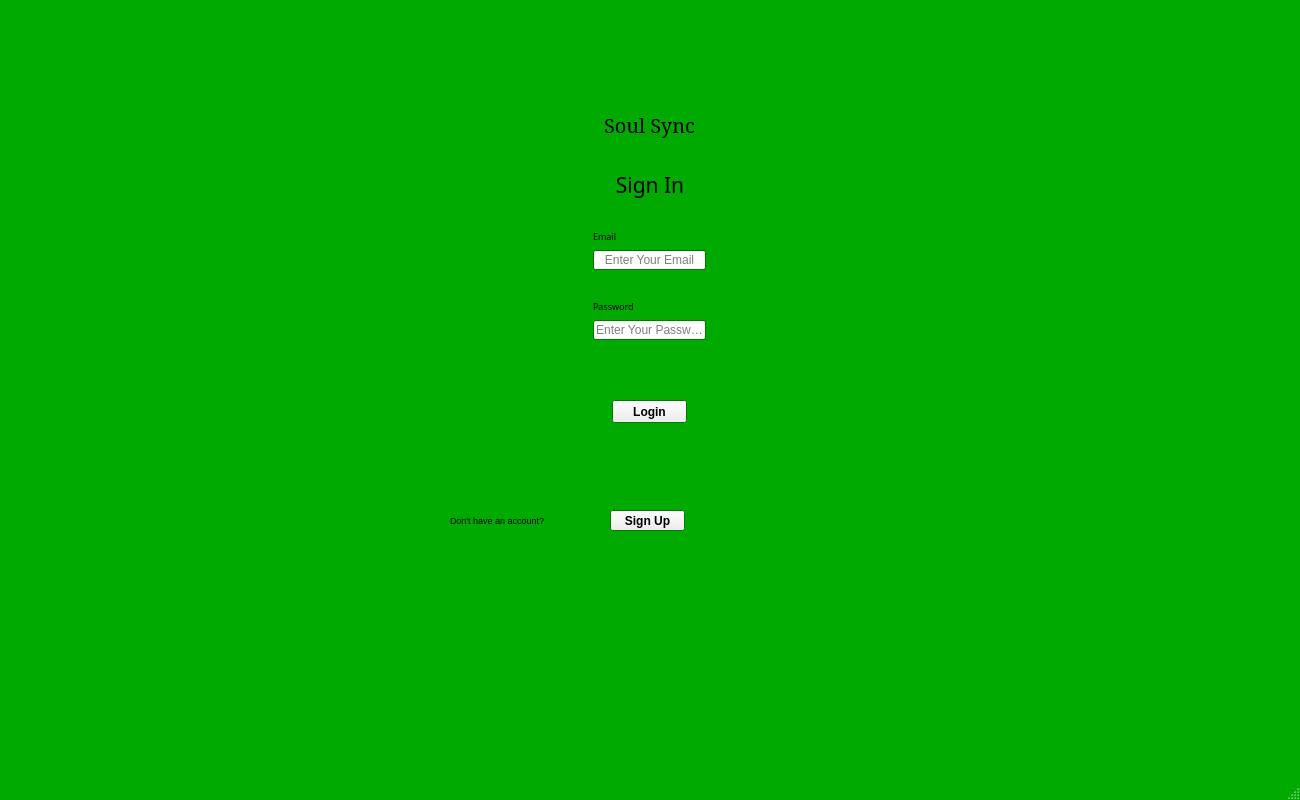
Above: All_Files/view/UI files/login.ui from LungoweA/SoulSync before the change. Below: the same form after it.
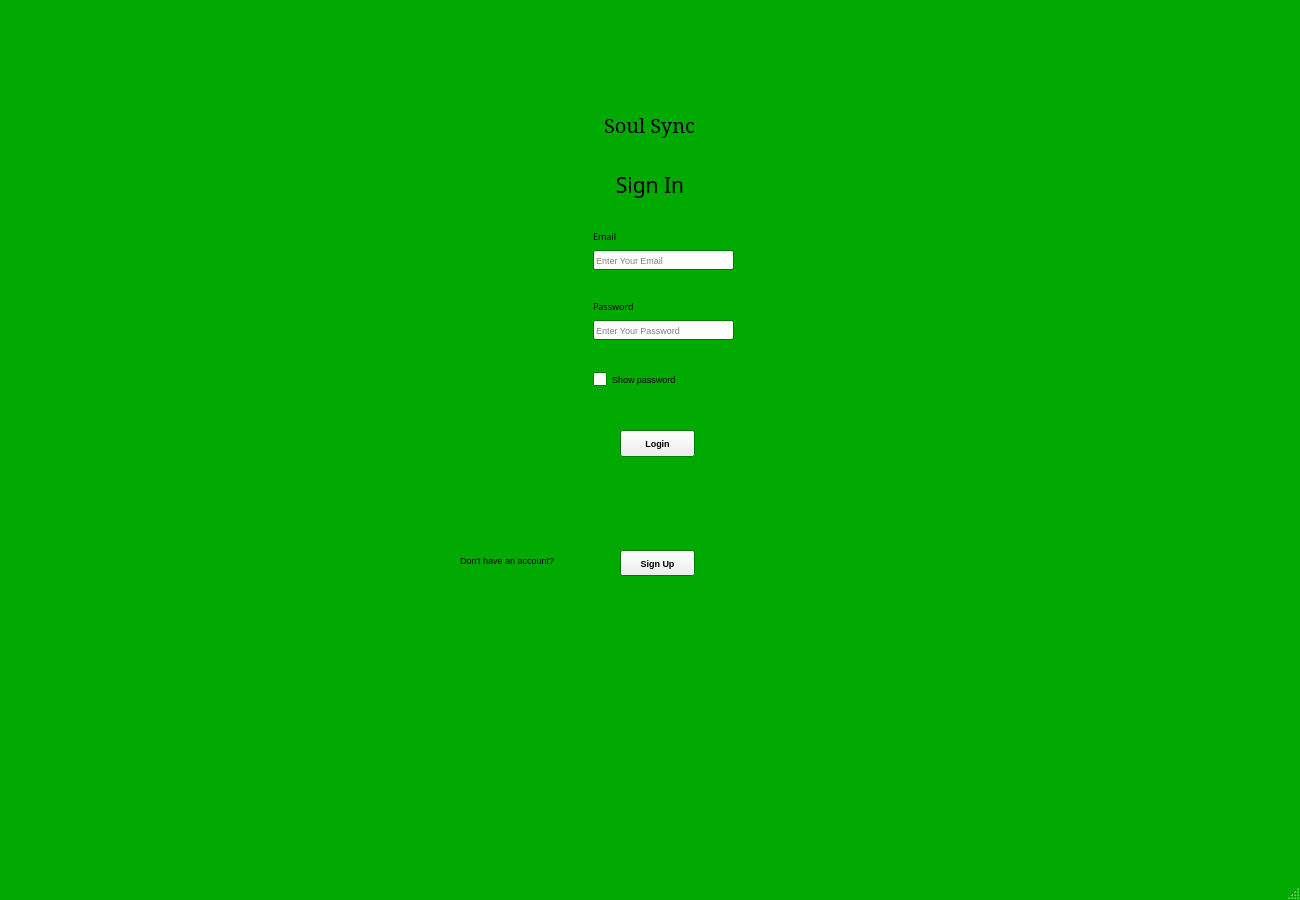
That is the form after the change. Icons and pictures are not drawn.

Commit message: Modified mood tracker code, added a show password feature to the login and sign up page and deleted the main window interface

Patch:
```diff
--- a/All_Files/view/UI files/login.ui
+++ b/All_Files/view/UI files/login.ui
@@ -2,12 +2,15 @@
 <ui version="4.0">
  <class>MainWindow</class>
  <widget class="QMainWindow" name="MainWindow">
+  <property name="enabled">
+   <bool>true</bool>
+  </property>
   <property name="geometry">
    <rect>
     <x>0</x>
     <y>0</y>
     <width>1300</width>
-    <height>800</height>
+    <height>900</height>
    </rect>
   </property>
   <property name="palette">
@@ -74,6 +77,11 @@
     </disabled>
    </palette>
   </property>
+  <property name="font">
+   <font>
+    <pointsize>9</pointsize>
+   </font>
+  </property>
   <property name="windowTitle">
    <string>Soul Sync</string>
   </property>
@@ -155,12 +163,17 @@
      <rect>
       <x>593</x>
       <y>250</y>
-      <width>113</width>
+      <width>141</width>
       <height>20</height>
      </rect>
     </property>
+    <property name="font">
+     <font>
+      <pointsize>7</pointsize>
+     </font>
+    </property>
     <property name="alignment">
-     <set>Qt::AlignCenter</set>
+     <set>Qt::AlignLeading|Qt::AlignLeft|Qt::AlignVCenter</set>
     </property>
     <property name="placeholderText">
      <string>Enter Your Email</string>
@@ -171,12 +184,17 @@
      <rect>
       <x>593</x>
       <y>320</y>
-      <width>113</width>
+      <width>141</width>
       <height>20</height>
      </rect>
     </property>
+    <property name="font">
+     <font>
+      <pointsize>7</pointsize>
+     </font>
+    </property>
     <property name="alignment">
-     <set>Qt::AlignCenter</set>
+     <set>Qt::AlignLeading|Qt::AlignLeft|Qt::AlignVCenter</set>
     </property>
     <property name="placeholderText">
      <string>Enter Your Password</string>
@@ -185,14 +203,15 @@
    <widget class="QPushButton" name="login_btn">
     <property name="geometry">
      <rect>
-      <x>612</x>
-      <y>400</y>
+      <x>620</x>
+      <y>430</y>
       <width>75</width>
-      <height>23</height>
+      <height>27</height>
      </rect>
     </property>
     <property name="font">
      <font>
+      <pointsize>7</pointsize>
       <weight>75</weight>
       <bold>true</bold>
      </font>
@@ -204,8 +223,8 @@
    <widget class="QLabel" name="label_5">
     <property name="geometry">
      <rect>
-      <x>450</x>
-      <y>510</y>
+      <x>460</x>
+      <y>550</y>
       <width>151</width>
       <height>20</height>
      </rect>
@@ -222,14 +241,15 @@
    <widget class="QPushButton" name="sign_up_btn">
     <property name="geometry">
      <rect>
-      <x>610</x>
-      <y>510</y>
+      <x>620</x>
+      <y>550</y>
       <width>75</width>
-      <height>21</height>
+      <height>26</height>
      </rect>
     </property>
     <property name="font">
      <font>
+      <pointsize>7</pointsize>
       <weight>75</weight>
       <bold>true</bold>
      </font>
@@ -241,8 +261,8 @@
    <widget class="QLabel" name="error_label">
     <property name="geometry">
      <rect>
-      <x>560</x>
-      <y>460</y>
+      <x>570</x>
+      <y>490</y>
       <width>180</width>
       <height>20</height>
      </rect>
@@ -297,6 +317,24 @@
      <string>Password</string>
     </property>
    </widget>
+   <widget class="QCheckBox" name="show_password_checkbox">
+    <property name="geometry">
+     <rect>
+      <x>593</x>
+      <y>370</y>
+      <width>141</width>
+      <height>18</height>
+     </rect>
+    </property>
+    <property name="font">
+     <font>
+      <pointsize>7</pointsize>
+     </font>
+    </property>
+    <property name="text">
+     <string>Show password</string>
+    </property>
+   </widget>
   </widget>
   <widget class="QMenuBar" name="menubar">
    <property name="geometry">
```
Left out of the diff: 2 changed lines with no effect on the pictures. The commit also changes 9 other files.
